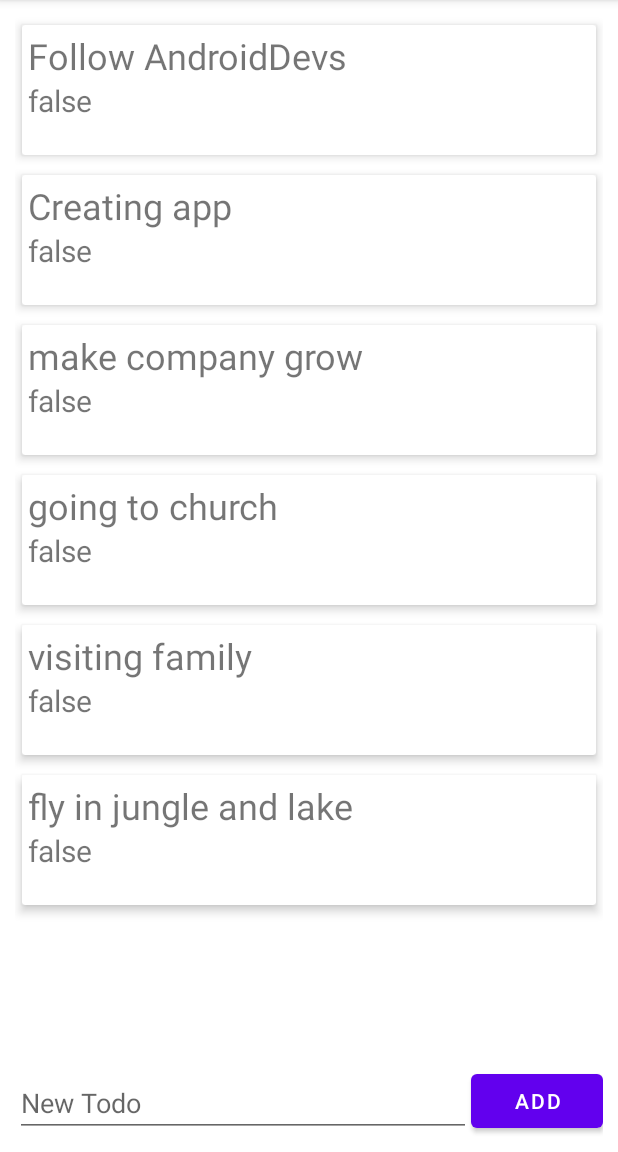
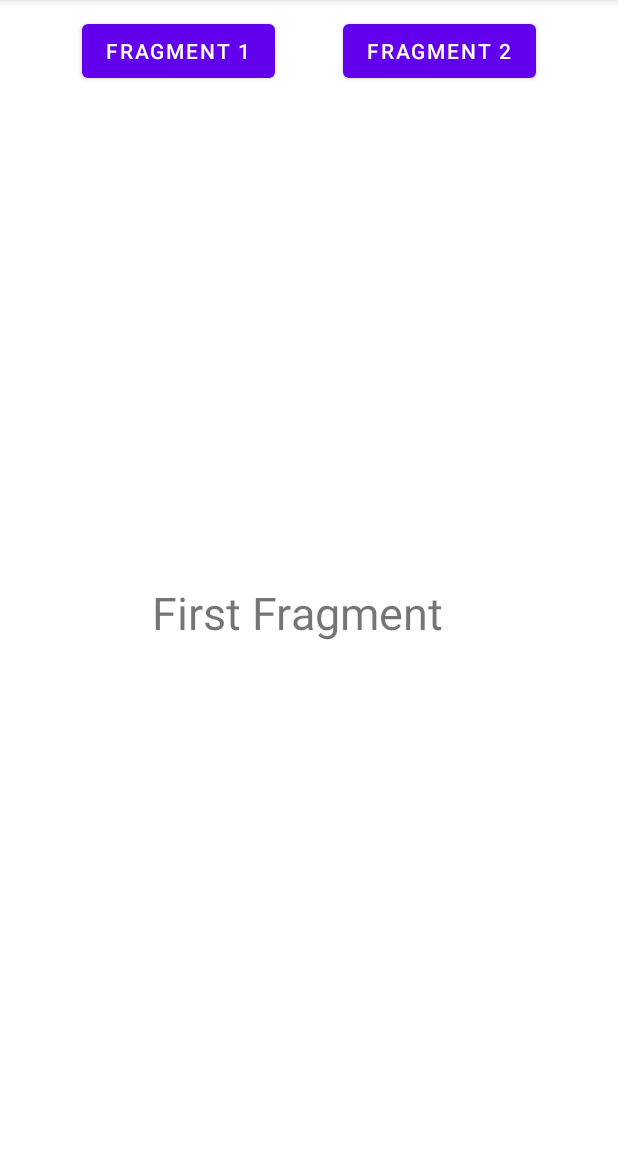
Before and after one commit to eliasayele/androidBasicsKotlin, an Android app: the screen it shows after launch (MainActivity), on a phone screen of 412 x 824 dp, the part 84-1236 px from its top. Run offline under Robolectric (Android 15) with nearby library versions, the phone set to English and light mode, and no system bars.

Commit message:
two fragments added

```diff
--- a/app/build.gradle
+++ b/app/build.gradle
@@ -40,6 +40,7 @@ dependencies {
     implementation 'androidx.appcompat:appcompat:1.3.1'
     implementation 'com.google.android.material:material:1.4.0'
     implementation 'androidx.constraintlayout:constraintlayout:2.1.1'
+    implementation 'androidx.legacy:legacy-support-v4:1.0.0'
     testImplementation 'junit:junit:4.+'
     androidTestImplementation 'androidx.test.ext:junit:1.1.3'
     androidTestImplementation 'androidx.test.espresso:espresso-core:3.4.0'
--- /dev/null
+++ b/app/src/main/java/com/example/kotlinetut/FirstFragment.kt
@@ -0,0 +1,25 @@
+package com.example.kotlinetut
+
+import android.os.Bundle
+import androidx.fragment.app.Fragment
+import android.view.LayoutInflater
+import android.view.View
+import android.view.ViewGroup
+import com.example.kotlinetut.databinding.FragmentFirstBinding
+
+// TODO: Rename parameter arguments, choose names that match
+// the fragment initialization parameters, e.g. ARG_ITEM_NUMBER
+
+/**
+ * A simple [Fragment] subclass.
+ * Use the [FirstFragment.newInstance] factory method to
+ * create an instance of this fragment.
+ */
+class FirstFragment : Fragment(R.layout.fragment_first) {
+private lateinit var binding: FragmentFirstBinding
+    override fun onViewCreated(view: View, savedInstanceState: Bundle?) {
+        super.onViewCreated(view, savedInstanceState)
+        binding = FragmentFirstBinding.bind(view)
+
+    }
+}
--- a/app/src/main/java/com/example/kotlinetut/MainActivity.kt
+++ b/app/src/main/java/com/example/kotlinetut/MainActivity.kt
@@ -1,6 +1,7 @@
 package com.example.kotlinetut
 
 
+import android.content.res.Configuration
 import androidx.appcompat.app.AppCompatActivity
 import android.os.Bundle
 import android.util.Log
@@ -21,43 +22,33 @@ class MainActivity : AppCompatActivity() {
     override fun onCreate(savedInstanceState: Bundle?) {
         super.onCreate(savedInstanceState)
           binding = ActivityMainBinding.inflate(layoutInflater)
-
           setContentView(binding.root)
 
+         val firstFragment = FirstFragment()
+         val secondFragment  = SecondFragment()
 
-           // val adapter = TodoAdapter(todoList)
-//            binding.rvTodos.adapter = adapter
-//            binding.rvTodos.layoutManager = LinearLayoutManager(this@MainActivity)
+        supportFragmentManager.beginTransaction().apply {
+            replace(binding.mainFirstFragment.id,firstFragment)
+           // addToBackStack(null)
+            commit()
+        }
+
+        binding.btnFragment1.setOnClickListener {
+            supportFragmentManager.beginTransaction().apply {
+                replace(binding.mainFirstFragment.id,firstFragment)
+                commit()
+            }
+        }
+        binding.btnFragment2.setOnClickListener {
+            supportFragmentManager.beginTransaction().apply {
+                replace(binding.mainFirstFragment.id,secondFragment)
+                commit()
+            }
+
+        }
+    }
 
 
 
-    }
 
-    override fun onResume() {
-        super.onResume()
-
-        var todoList =
-            mutableListOf(
-                Todo("Follow AndroidDevs", false),
-                Todo("Creating app", false),
-                Todo("make company grow", false),
-                Todo("going to church ", false),
-                Todo("visiting family ", false),
-                Todo("fly in jungle and lake ", false),
-            )
-       // binding.rvTodos.adapter = TodoAdapter(todoList)
-        val adapter = TodoAdapter(TodoGenerator.getTodos())
-        //val adapter = TodoAdapter(TodoGenerator.getTodos())
-        binding.rvTodos.adapter = adapter
-        binding.rvTodos.layoutManager = LinearLayoutManager(this)
-        binding.btnAddTodo.setOnClickListener {
-            Log.d("todoadded","${binding.etTodo.text.toString() }  is the new todo")
-            val title = binding.etTodo.text.toString()
-            Log.d("todoadded","${title }  is the second new todo")
-            val todo  = Todo(title,false)
-            todoList.add(todo)
-            //adapter.notifyDataSetChanged()
-            adapter.notifyItemInserted(todoList.size - 1)
-        }
-    }
 }
--- /dev/null
+++ b/app/src/main/java/com/example/kotlinetut/SecondFragment.kt
@@ -0,0 +1,19 @@
+package com.example.kotlinetut
+
+import android.os.Bundle
+import androidx.fragment.app.Fragment
+import android.view.LayoutInflater
+import android.view.View
+import android.view.ViewGroup
+
+// TODO: Rename parameter arguments, choose names that match
+// the fragment initialization parameters, e.g. ARG_ITEM_NUMBER
+
+/**
+ * A simple [Fragment] subclass.
+ * Use the [SecondFragment.newInstance] factory method to
+ * create an instance of this fragment.
+ */
+class SecondFragment : Fragment(R.layout.fragment_second) {
+
+}
--- a/app/src/main/java/com/example/kotlinetut/Todo.kt
+++ /dev/null
@@ -1,17 +0,0 @@
-package com.example.kotlinetut
-
-data class Todo ( val  title:String, val isChecked:Boolean)
-
-object  TodoGenerator{
-    fun  getTodos():List<Todo>{
-
-        val todo1  = Todo("Follow AndroidDevs", false)
-        val todo2  =  Todo("Creating app", false)
-        var todo3  = Todo("make company grow", false)
-        var todo4  =   Todo("going to church ", false)
-        var todo5 =   Todo("visiting family ", false)
-        var todo6  =  Todo("fly in jungle and lake ", false)
-
-        return  arrayListOf(todo1,todo2,todo3,todo4,todo5,todo6)
-    }
-}
--- a/app/src/main/java/com/example/kotlinetut/TodoAdapter.kt
+++ /dev/null
@@ -1,27 +0,0 @@
-package com.example.kotlinetut
-import android.util.Log
-import android.view.LayoutInflater
-import android.view.ViewGroup
-import androidx.recyclerview.widget.RecyclerView
-import com.example.kotlinetut.databinding.ItemTodoBinding
-
-class TodoAdapter(private  var todos:List<Todo>, ):RecyclerView.Adapter<TodoAdapter.TodoViewHolder>()
-    {
-
-    override fun onCreateViewHolder(parent: ViewGroup, viewType: Int): TodoViewHolder {
-        return TodoViewHolder(ItemTodoBinding.inflate(LayoutInflater.from(parent.context),parent,false))
-    }
-    override fun onBindViewHolder(holder: TodoViewHolder, position: Int) {
-         holder.bind(todos[position])
-    }
-    override fun getItemCount(): Int {
-        return  todos.size
-    }
-    inner class TodoViewHolder(private  val binding: ItemTodoBinding) :RecyclerView.ViewHolder(binding.root) {
-        fun bind(todo:Todo){
-          Log.d("todoadded","to do holder inner class - ${todo.title}")
-          binding.tvTitle.text = todo.title
-          binding.cbDone.text = todo.isChecked.toString()
-        }
-    }
-}
--- a/app/src/main/res/layout/activity_main.xml
+++ b/app/src/main/res/layout/activity_main.xml
@@ -2,38 +2,39 @@
 <androidx.constraintlayout.widget.ConstraintLayout xmlns:android="http://schemas.android.com/apk/res/android"
     xmlns:app="http://schemas.android.com/apk/res-auto"
     xmlns:tools="http://schemas.android.com/tools"
-    android:id="@+id/clToastMain"
     android:layout_width="match_parent"
     android:layout_height="match_parent"
     android:padding="10dp"
     tools:context=".MainActivity">
 
-    <androidx.recyclerview.widget.RecyclerView
-        android:id="@+id/rvTodos"
-        android:layout_width="match_parent"
-        android:layout_height="0dp"
-
-        app:layout_constraintBottom_toTopOf="@+id/etTodo"
-        app:layout_constraintEnd_toEndOf="parent"
+    <Button
+        android:id="@+id/btnFragment1"
+        android:layout_width="wrap_content"
+        android:layout_height="wrap_content"
+        android:text="Fragment 1"
+        app:layout_constraintEnd_toStartOf="@+id/btnFragment2"
+        app:layout_constraintHorizontal_bias="0.5"
         app:layout_constraintStart_toStartOf="parent"
         app:layout_constraintTop_toTopOf="parent" />
 
-    <EditText
-        android:id="@+id/etTodo"
-        android:layout_width="0dp"
-        android:layout_height="wrap_content"
-        android:hint="New Todo"
-        app:layout_constraintBottom_toBottomOf="parent"
-        app:layout_constraintEnd_toStartOf="@+id/btnAddTodo"
-        app:layout_constraintStart_toStartOf="parent" />
-
     <Button
-        android:id="@+id/btnAddTodo"
+        android:id="@+id/btnFragment2"
         android:layout_width="wrap_content"
         android:layout_height="wrap_content"
-        android:text="Add"
+        android:text="Fragment 2"
+        app:layout_constraintEnd_toEndOf="parent"
+        app:layout_constraintHorizontal_bias="0.5"
+        app:layout_constraintStart_toEndOf="@+id/btnFragment1"
+        app:layout_constraintTop_toTopOf="parent" />
+
+    <androidx.fragment.app.FragmentContainerView
+        android:id="@+id/mainFirstFragment"
+        android:name="com.example.kotlinetut.FirstFragment"
+        android:layout_width="match_parent"
+        tools:viewBindingIgnore="false"
+        android:layout_height="0dp"
+        android:layout_marginEnd="16dp"
         app:layout_constraintBottom_toBottomOf="parent"
-        app:layout_constraintEnd_toEndOf="parent" />
-
-
+        app:layout_constraintEnd_toEndOf="parent"
+        app:layout_constraintTop_toBottomOf="@+id/btnFragment1" />
 </androidx.constraintlayout.widget.ConstraintLayout>
--- /dev/null
+++ b/app/src/main/res/layout/fragment_first.xml
@@ -0,0 +1,21 @@
+<?xml version="1.0" encoding="utf-8"?>
+<androidx.constraintlayout.widget.ConstraintLayout xmlns:android="http://schemas.android.com/apk/res/android"
+    xmlns:app="http://schemas.android.com/apk/res-auto"
+    xmlns:tools="http://schemas.android.com/tools"
+    android:layout_width="match_parent"
+    android:layout_height="match_parent"
+    tools:context=".FirstFragment">
+
+    <TextView
+        android:id="@+id/tvFragmentFirst"
+        android:layout_width="wrap_content"
+        android:layout_height="wrap_content"
+        android:text="First Fragment"
+        android:textSize="30sp"
+        app:layout_constraintBottom_toBottomOf="parent"
+        app:layout_constraintEnd_toEndOf="parent"
+        app:layout_constraintHorizontal_bias="0.5"
+        app:layout_constraintStart_toStartOf="parent"
+        app:layout_constraintTop_toTopOf="parent" />
+
+</androidx.constraintlayout.widget.ConstraintLayout>
--- /dev/null
+++ b/app/src/main/res/layout/fragment_second.xml
@@ -0,0 +1,21 @@
+<?xml version="1.0" encoding="utf-8"?>
+<androidx.constraintlayout.widget.ConstraintLayout xmlns:android="http://schemas.android.com/apk/res/android"
+    xmlns:app="http://schemas.android.com/apk/res-auto"
+    xmlns:tools="http://schemas.android.com/tools"
+    android:layout_width="match_parent"
+    android:layout_height="match_parent"
+    tools:context=".MainActivity">
+
+    <TextView
+        android:id="@+id/tvFragmentSecond"
+        android:layout_width="wrap_content"
+        android:layout_height="wrap_content"
+        android:text="Second Fragment"
+        android:textSize="30sp"
+        app:layout_constraintBottom_toBottomOf="parent"
+        app:layout_constraintEnd_toEndOf="parent"
+        app:layout_constraintHorizontal_bias="0.5"
+        app:layout_constraintStart_toStartOf="parent"
+        app:layout_constraintTop_toTopOf="parent" />
+
+</androidx.constraintlayout.widget.ConstraintLayout>
--- a/app/src/main/res/layout/item_todo.xml
+++ /dev/null
@@ -1,41 +0,0 @@
-<?xml version="1.0" encoding="utf-8"?>
-<androidx.cardview.widget.CardView xmlns:android="http://schemas.android.com/apk/res/android"
-    xmlns:app="http://schemas.android.com/apk/res-auto"
-    xmlns:tools="http://schemas.android.com/tools"
-    android:layout_width="match_parent"
-    android:layout_height="100dp"
-    android:padding="60dp"
-    android:id="@+id/cvListItemView"
-    app:cardBackgroundColor = "@color/white"
-    app:cardElevation="4dp"
-    app:cardUseCompatPadding="true"
-    >
-
-    <androidx.appcompat.widget.LinearLayoutCompat
-        android:layout_width="match_parent"
-        android:layout_height="wrap_content"
-        android:orientation="vertical"
-        android:padding="4dp">
-
-        <TextView
-            android:id="@+id/tvTitle"
-            android:layout_width="match_parent"
-            android:layout_height="wrap_content"
-            android:text="Title"
-            android:textSize="24sp" />
-        <TextView
-            android:id="@+id/cbDone"
-            android:layout_width="match_parent"
-            android:layout_height="wrap_content"
-            android:text="Title"
-            android:textSize="20sp" />
-<!--        <CheckBox-->
-<!--            android:id="@+id/cbDone"-->
-<!--            android:layout_width="wrap_content"-->
-<!--            android:layout_height="wrap_content" />-->
-
-
-    </androidx.appcompat.widget.LinearLayoutCompat>
-
-
-</androidx.cardview.widget.CardView>
--- a/app/src/main/res/values/strings.xml
+++ b/app/src/main/res/values/strings.xml
@@ -1,6 +1,6 @@
 <resources>
     <string name="app_name">kotlineTut</string>
-    <string-array name="months" >
+    <string-array name="months">
         <item>January</item>
         <item>February</item>
         <item>March</item>
@@ -14,4 +14,6 @@
         <item>November</item>
         <item>December</item>
     </string-array>
+    <!-- TODO: Remove or change this placeholder text -->
+    <string name="hello_blank_fragment">Hello blank fragment</string>
 </resources>
```
